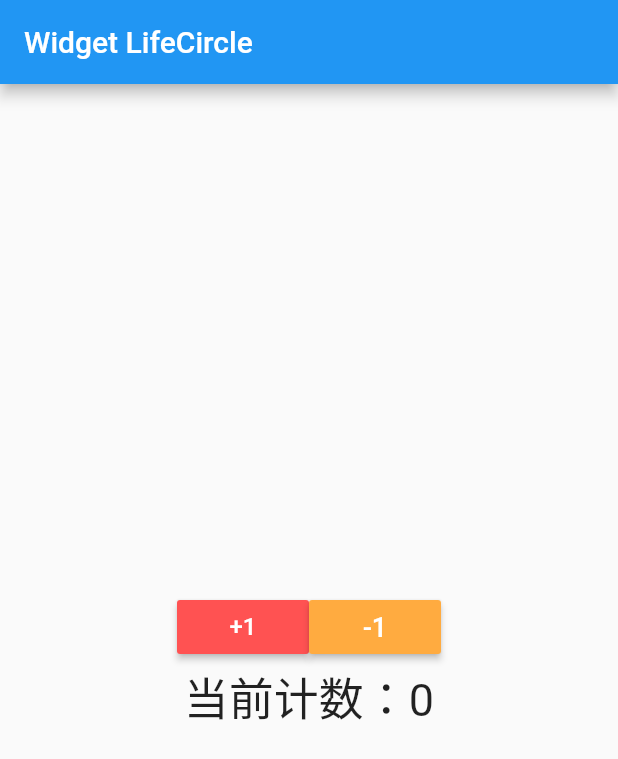
After one commit to tmexcept/KuPaiFlutter, a Flutter app: the screen it shows after launch, after a tap on "Widget LifeCircle", on a phone screen of 412 x 824 dp. The commit adds this screen. Shown: the top 759 px of the screen. Run offline on Flutter 3.47's test engine with Material 2 defaults, Android fonts, the phone set to English and light mode, and no system bars.

Commit message:
添加widget生命周期测试

```diff
--- a/lib/animation/anim_tween_animation_listener.dart
+++ b/lib/animation/anim_tween_animation_listener.dart
@@ -45,8 +45,8 @@ class _AnimTweenState extends State<AnimTween>
   @override
   void dispose() {
     controller.dispose();
+    super.dispose();
     ScaffoldMessenger.of(context).removeCurrentSnackBar();
-    super.dispose();
   }
 }
 
--- a/lib/main.dart
+++ b/lib/main.dart
@@ -8,6 +8,8 @@ import 'package:flutterapp/song_relativelayout.dart';
 import 'package:flutterapp/stack_show1.dart';
 import 'package:flutterapp/stack_show2.dart';
 import 'package:flutterapp/themecolor.dart';
+
+import 'widget_life_circle.dart';
 
 void main() => runApp(MaterialApp(
       title: 'Flutter Demo',
@@ -94,10 +96,16 @@ class _MyHomePageState extends State<MyHomePage> {
     return new Column(
       mainAxisAlignment: MainAxisAlignment.center,
       children: <Widget>[
+        MaterialButton(
+          onPressed: () => Navigator.push(context,
+              MaterialPageRoute(builder: (context) => WidgetLifeCircle())),
+          child: new Text("Widget LifeCircle",
+              style: TextStyle(color: Colors.deepOrangeAccent)),
+        ),
         ElevatedButton(
           onPressed: () => _getBatteryLevel,
           child: new Text("getBatteryLevel:" + _batteryLevel,
-            style: TextStyle(color: Colors.deepOrangeAccent)),
+              style: TextStyle(color: Colors.deepOrangeAccent)),
           // textColor: Colors.lightBlue,
         ),
         new Text(
@@ -146,12 +154,12 @@ class _MyHomePageState extends State<MyHomePage> {
                   builder: (context) => StackShowRelativeLayout2())),
           child: Text("FilledButton 显示Stack中的Align"),
         ),
-        SizedBox(height: 10,),
+        SizedBox(
+          height: 10,
+        ),
         ElevatedButton.icon(
           onPressed: () => Navigator.push(
-              context,
-              MaterialPageRoute(
-                  builder: (context) => LogoApp())),
+              context, MaterialPageRoute(builder: (context) => LogoApp())),
           icon: Icon(Icons.animation),
           label: Text("跳转动画页面"),
         ),
--- /dev/null
+++ b/lib/widget_life_circle.dart
@@ -0,0 +1,113 @@
+import 'package:flutter/material.dart';
+
+class WidgetLifeCircle extends StatelessWidget {
+  @override
+  Widget build(BuildContext context) {
+    return MaterialApp(
+      home: Scaffold(
+        appBar: AppBar(
+          title: Text("Widget LifeCircle"),
+        ),
+        body: HomeBody(),
+      ),
+    );
+  }
+}
+
+class HomeBody extends StatelessWidget {
+  @override
+  Widget build(BuildContext context) {
+    print("HomeBody build");
+    return MyCounterWidget();
+  }
+}
+
+class MyCounterWidget extends StatefulWidget {
+  MyCounterWidget() {
+    print("执行了MyCounterWidget的构造方法");
+  }
+
+  @override
+  State<StatefulWidget> createState() {
+    print("执行了MyCounterWidget的createState方法");
+    // 将创建的State返回
+    return MyCounterState();
+  }
+}
+
+class MyCounterState extends State<MyCounterWidget> {
+  int counter = 0;
+
+  MyCounterState() {
+    print("执行MyCounterState的构造方法");
+  }
+
+  @override
+  void initState() {
+    super.initState();
+    print("执行MyCounterState的init方法");
+  }
+
+  @override
+  void didChangeDependencies() {
+    super.didChangeDependencies();
+    print("执行MyCounterState的didChangeDependencies方法");
+  }
+
+  @override
+  Widget build(BuildContext context) {
+    print("执行执行MyCounterState的build方法");
+    return Center(
+      child: Column(
+        mainAxisAlignment: MainAxisAlignment.center,
+        children: <Widget>[
+          Row(
+            mainAxisAlignment: MainAxisAlignment.center,
+            children: <Widget>[
+              MaterialButton(
+                color: Colors.redAccent,
+                child: Text(
+                  "+1",
+                  style: TextStyle(fontSize: 16, color: Colors.white),
+                ),
+                onPressed: () {
+                  setState(() {
+                    counter++;
+                  });
+                },
+              ),
+              MaterialButton(
+                color: Colors.orangeAccent,
+                child: Text(
+                  "-1",
+                  style: TextStyle(fontSize: 18, color: Colors.white),
+                ),
+                onPressed: () {
+                  setState(() {
+                    counter--;
+                  });
+                },
+              )
+            ],
+          ),
+          Text(
+            "当前计数：$counter",
+            style: TextStyle(fontSize: 30),
+          )
+        ],
+      ),
+    );
+  }
+
+  @override
+  void didUpdateWidget(MyCounterWidget oldWidget) {
+    super.didUpdateWidget(oldWidget);
+    print("执行MyCounterState的didUpdateWidget方法");
+  }
+
+  @override
+  void dispose() {
+    super.dispose();
+    print("执行MyCounterState的dispose方法");
+  }
+}
```
Also changed, not shown: lib/animation/anim_tween_curve.dart (added, +131 -0 lines), lib/animation/anim_tween_grow_transition.dart (added, +87 -0 lines), lib/animation/animation_show.dart (+20 -5 lines), docs/img/widgetLifecircle.png (added), 2 other files.
